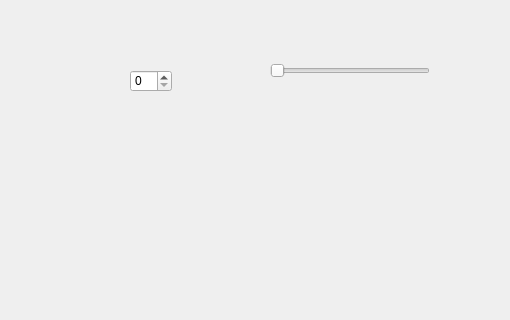
This is widget.ui in 41343124/Spinbox as Qt 5 draws it before an edit; both pictures show x 0 to 510 and y 0 to 320 of the 800 by 600 pixel window. The edited form follows.
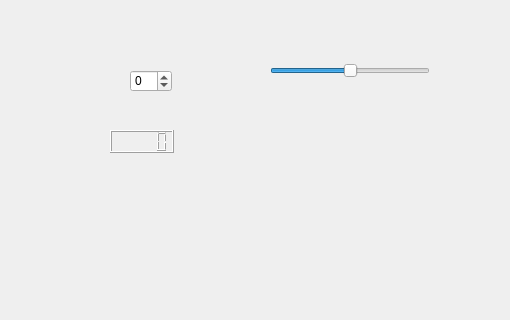
This is the edited form.

Commit message: Project completed

Diff of the .ui file:
```diff
--- a/widget.ui
+++ b/widget.ui
@@ -22,6 +22,12 @@
      <height>22</height>
     </rect>
    </property>
+   <property name="minimum">
+    <number>-100</number>
+   </property>
+   <property name="maximum">
+    <number>100</number>
+   </property>
   </widget>
   <widget class="QSlider" name="horizontalSlider">
    <property name="geometry">
@@ -32,6 +38,12 @@
      <height>22</height>
     </rect>
    </property>
+   <property name="minimum">
+    <number>-100</number>
+   </property>
+   <property name="maximum">
+    <number>100</number>
+   </property>
    <property name="orientation">
     <enum>Qt::Orientation::Horizontal</enum>
    </property>
@@ -49,6 +61,16 @@
     <enum>Qt::Orientation::Vertical</enum>
    </property>
   </widget>
+  <widget class="QLCDNumber" name="lcdNumber">
+   <property name="geometry">
+    <rect>
+     <x>110</x>
+     <y>130</y>
+     <width>64</width>
+     <height>23</height>
+    </rect>
+   </property>
+  </widget>
  </widget>
  <resources/>
  <connections>
```
Left out of the diff: 32 changed lines with no effect on the pictures. The commit also changes 1 other file.
